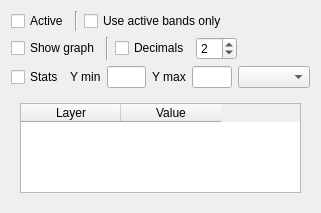
The window that ui_valuewidgetbase.ui (etiennesky/valuetool) describes before a commit, drawn with Qt 5.
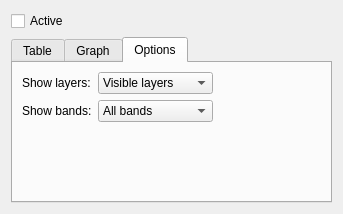
The same window after the commit. The open tabs and pages were chosen to show the change.

Commit message: refactor UI as tabs (table/graph/options) and add options to show all/visible layers

What changed in the file:
```diff
--- a/ui_valuewidgetbase.ui
+++ b/ui_valuewidgetbase.ui
@@ -6,8 +6,8 @@
    <rect>
     <x>0</x>
     <y>0</y>
-    <width>321</width>
-    <height>213</height>
+    <width>343</width>
+    <height>214</height>
    </rect>
   </property>
   <property name="windowTitle">
@@ -29,26 +29,6 @@
        </property>
       </widget>
      </item>
-     <item>
-      <widget class="Line" name="line_2">
-       <property name="orientation">
-        <enum>Qt::Vertical</enum>
-       </property>
-      </widget>
-     </item>
-     <item>
-      <widget class="QCheckBox" name="cbxActiveBands">
-       <property name="toolTip">
-        <string>If checked, only display values of bands which are used by rendererer (defined in raster style)</string>
-       </property>
-       <property name="statusTip">
-        <string/>
-       </property>
-       <property name="text">
-        <string>Use active bands only</string>
-       </property>
-      </widget>
-     </item>
      <item>
       <spacer name="horizontalSpacer">
        <property name="orientation">
@@ -65,24 +45,21 @@
     </layout>
    </item>
    <item>
+    <widget class="QTabWidget" name="tabWidget">
+     <property name="tabPosition">
+      <enum>QTabWidget::North</enum>
+     </property>
+     <property name="currentIndex">
+      <number>0</number>
+     </property>
+     <widget class="QWidget" name="tabWidgetPage1" native="true">
+      <attribute name="title">
+       <string>Table</string>
+      </attribute>
+      <layout class="QVBoxLayout" name="verticalLayout_2">
+       <item>
+        <widget class="QWidget" name="" native="true">
     <layout class="QHBoxLayout" name="horizontalLayout_3">
-     <item>
-      <widget class="QCheckBox" name="cbxGraph">
-       <property name="toolTip">
-        <string>Show graph instead of table</string>
-       </property>
-       <property name="text">
-        <string>Show graph</string>
-       </property>
-      </widget>
-     </item>
-     <item>
-      <widget class="Line" name="line">
-       <property name="orientation">
-        <enum>Qt::Vertical</enum>
-       </property>
-      </widget>
-     </item>
      <item>
       <widget class="QCheckBox" name="cbxDigits">
        <property name="toolTip">
@@ -123,7 +100,29 @@
       </spacer>
      </item>
     </layout>
-   </item>
+        </widget>
+       </item>
+       <item>
+        <widget class="QTableWidget" name="tableWidget">
+         <column>
+          <property name="text">
+           <string>Layer</string>
+          </property>
+         </column>
+         <column>
+          <property name="text">
+           <string>Value</string>
+          </property>
+         </column>
+        </widget>
+       </item>
+      </layout>
+     </widget>
+     <widget class="QWidget" name="tabWidgetPage2">
+      <attribute name="title">
+       <string>Graph</string>
+      </attribute>
+      <layout class="QVBoxLayout" name="verticalLayout_3">
    <item>
     <widget class="QWidget" name="graphControls" native="true">
      <layout class="QHBoxLayout" name="horizontalLayout_2">
@@ -191,20 +190,94 @@
    </item>
    <item>
     <widget class="QStackedWidget" name="stackedWidget">
-     <widget class="QWidget" name="page">
-      <layout class="QVBoxLayout" name="verticalLayout_2">
+         <property name="currentIndex">
+          <number>-1</number>
+         </property>
+        </widget>
+       </item>
+      </layout>
+     </widget>
+     <widget class="QWidget" name="tabWidgetPage3">
+      <attribute name="title">
+       <string>Options</string>
+      </attribute>
+      <layout class="QGridLayout" name="gridLayout">
+       <item row="0" column="2">
+        <spacer name="horizontalSpacer_4">
+         <property name="orientation">
+          <enum>Qt::Horizontal</enum>
+         </property>
+         <property name="sizeHint" stdset="0">
+          <size>
+           <width>40</width>
+           <height>20</height>
+          </size>
+         </property>
+        </spacer>
+       </item>
+       <item row="2" column="1">
+        <spacer name="verticalSpacer">
+         <property name="orientation">
+          <enum>Qt::Vertical</enum>
+         </property>
+         <property name="sizeHint" stdset="0">
+          <size>
+           <width>20</width>
+           <height>40</height>
+          </size>
+         </property>
+        </spacer>
+       </item>
+       <item row="0" column="0">
+        <widget class="QLabel" name="label_3">
+         <property name="text">
+          <string>Show layers:</string>
+         </property>
+        </widget>
+       </item>
+       <item row="1" column="1">
+        <widget class="QComboBox" name="cbxBands">
        <item>
-        <widget class="QTableWidget" name="tableWidget">
-         <column>
           <property name="text">
-           <string>Layer</string>
+           <string>All bands</string>
           </property>
-         </column>
-         <column>
+         </item>
+         <item>
           <property name="text">
            <string>Value</string>
           </property>
-         </column>
+         </item>
+         <item>
+          <property name="text">
+           <string>Selected bands</string>
+          </property>
+         </item>
+        </widget>
+       </item>
+       <item row="1" column="0">
+        <widget class="QLabel" name="label_4">
+         <property name="text">
+          <string>Show bands:</string>
+         </property>
+        </widget>
+       </item>
+       <item row="0" column="1">
+        <widget class="QComboBox" name="cbxLayers">
+         <item>
+          <property name="text">
+           <string>Visible layers</string>
+          </property>
+         </item>
+         <item>
+          <property name="text">
+           <string>All layers</string>
+          </property>
+         </item>
+         <item>
+          <property name="text">
+           <string>Selected layers</string>
+          </property>
+         </item>
         </widget>
        </item>
       </layout>
```
Left out of the diff: 2 changed lines with no effect on the pictures. Lines whose indentation alone changed are shown as unchanged. The commit also changes 2 other files.
